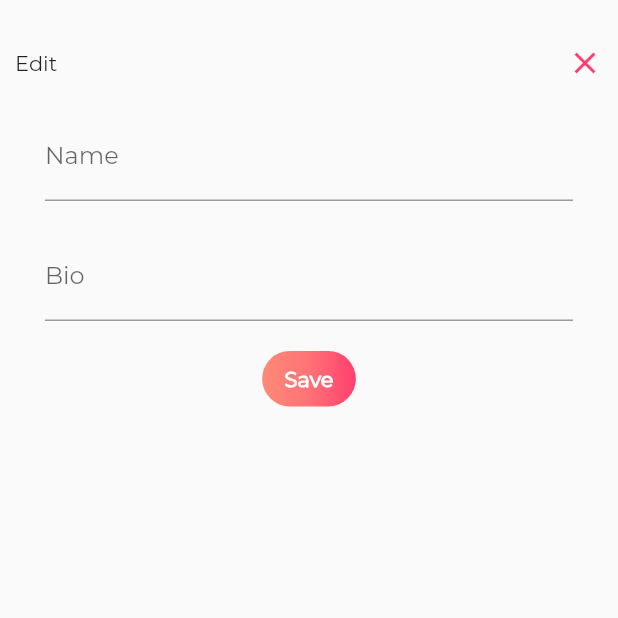
After one commit to Singh-Shivani/Food_Lab, a Flutter app: the EditProfile screen opened directly, on a phone screen of 412 x 824 dp, the top half of it. The commit adds this screen. Run offline on Flutter 3.47's test engine with Material 2 defaults, Android fonts, the phone set to English and light mode, and no system bars; our stand-ins replace cloud_firestore, curved_navigation_bar, firebase_auth, firebase_storage, image_cropper, image_picker; accounts and stored records are empty.

Commit message:
Edit Profile Page - Showing updated Bio and Name onto profile page

```diff
--- a/lib/api/food_api.dart
+++ b/lib/api/food_api.dart
@@ -57,7 +57,6 @@ signUp(User user, AuthNotifier authNotifier, BuildContext context) async {
       FirebaseUser currentUser = await FirebaseAuth.instance.currentUser();
 
       authNotifier.setUser(currentUser);
-//      user.setBio(user.bio);
 
       uploadUserData(user, userDataUploaded);
 
@@ -90,6 +89,7 @@ initializeCurrentUser(AuthNotifier authNotifier, BuildContext context) async {
   FirebaseUser firebaseUser = await FirebaseAuth.instance.currentUser();
   if (firebaseUser != null) {
     authNotifier.setUser(firebaseUser);
+    await getUserDetails(authNotifier);
   }
 }
 
--- /dev/null
+++ b/lib/screens/edit_profile_page.dart
@@ -0,0 +1,107 @@
+import 'package:cloud_firestore/cloud_firestore.dart';
+import 'package:firebase_auth/firebase_auth.dart';
+import 'package:flutter/material.dart';
+import 'package:foodlab/api/food_api.dart';
+import 'package:foodlab/model/user.dart';
+import 'package:foodlab/notifier/auth_notifier.dart';
+import 'package:foodlab/screens/profile_page.dart';
+import 'package:foodlab/widget/custom_raised_button.dart';
+import 'package:image_picker/image_picker.dart';
+import 'package:provider/provider.dart';
+
+TextEditingController _editBioController = TextEditingController();
+TextEditingController _editDisplayNameController = TextEditingController();
+User _user = User();
+
+class EditProfile extends StatefulWidget {
+  @override
+  _EditProfileState createState() => _EditProfileState();
+}
+
+class _EditProfileState extends State<EditProfile> {
+  @override
+  Widget build(BuildContext context) {
+    AuthNotifier authNotifier =
+        Provider.of<AuthNotifier>(context, listen: false);
+    return Scaffold(
+      body: SingleChildScrollView(
+        child: Padding(
+          padding: const EdgeInsets.symmetric(vertical: 30, horizontal: 10),
+          child: Column(
+            children: <Widget>[
+              Row(
+                mainAxisAlignment: MainAxisAlignment.spaceBetween,
+                children: <Widget>[
+                  Text('Edit'),
+                  GestureDetector(
+                    onTap: () {
+                      Navigator.pop(context);
+                    },
+                    child: Icon(
+                      Icons.close,
+                      color: Color.fromRGBO(255, 63, 111, 1),
+                    ),
+                  ),
+                ],
+              ),
+              SizedBox(height: 20),
+              Padding(
+                padding: const EdgeInsets.symmetric(horizontal: 20),
+                child: TextField(
+                  controller: _editDisplayNameController,
+                  decoration: InputDecoration(
+                    labelText: 'Name',
+                  ),
+                ),
+              ),
+              SizedBox(
+                height: 20,
+              ),
+              Padding(
+                padding: const EdgeInsets.symmetric(horizontal: 20),
+                child: TextField(
+                  controller: _editBioController,
+                  decoration: InputDecoration(
+                    labelText: 'Bio',
+                  ),
+                ),
+              ),
+              SizedBox(
+                height: 20,
+              ),
+              GestureDetector(
+                onTap: () async {
+                  FirebaseUser currentUser =
+                      await FirebaseAuth.instance.currentUser();
+
+                  CollectionReference userRef =
+                      Firestore.instance.collection('users');
+
+                  AuthNotifier authNotifier =
+                      Provider.of<AuthNotifier>(context, listen: false);
+
+                  await userRef
+                      .document(currentUser.uid)
+                      .setData({
+                        'bio': _user.bio,
+                        'displayName': _user.displayName,
+                      }, merge: true)
+                      .catchError((e) => print(e))
+                      .whenComplete(() => getUserDetails(authNotifier));
+
+                  Navigator.push(
+                    context,
+                    MaterialPageRoute(builder: (BuildContext context) {
+                      return ProfilePage();
+                    }),
+                  );
+                },
+                child: CustomRaisedButton(buttonText: 'Save'),
+              ),
+            ],
+          ),
+        ),
+      ),
+    );
+  }
+}
--- /dev/null
+++ b/lib/widget/custom_raised_button.dart
@@ -0,0 +1,32 @@
+import 'package:flutter/material.dart';
+
+class CustomRaisedButton extends StatelessWidget {
+  final String buttonText;
+
+  CustomRaisedButton({this.buttonText});
+  @override
+  Widget build(BuildContext context) {
+    return Container(
+      padding: EdgeInsets.symmetric(horizontal: 15, vertical: 10),
+      decoration: BoxDecoration(
+        gradient: LinearGradient(
+          colors: [
+            Color.fromRGBO(255, 138, 120, 1),
+            Color.fromRGBO(255, 114, 117, 1),
+            Color.fromRGBO(255, 63, 111, 1),
+          ],
+          begin: Alignment.centerLeft,
+          end: Alignment.centerRight,
+        ),
+        borderRadius: BorderRadius.circular(40),
+      ),
+      child: Text(
+        buttonText,
+        style: TextStyle(
+          color: Colors.white,
+          fontWeight: FontWeight.bold,
+        ),
+      ),
+    );
+  }
+}
```
Also changed, not shown: lib/screens/profile_page.dart (+81 -115 lines).
